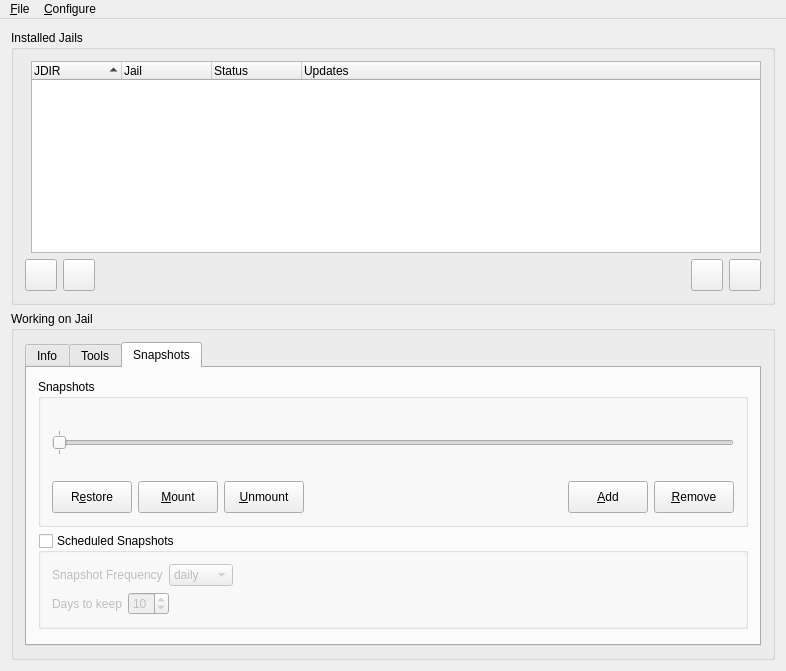
trueos/pcbsd, file src-qt4/warden-gui/dialogwarden.ui: the form before one commit.
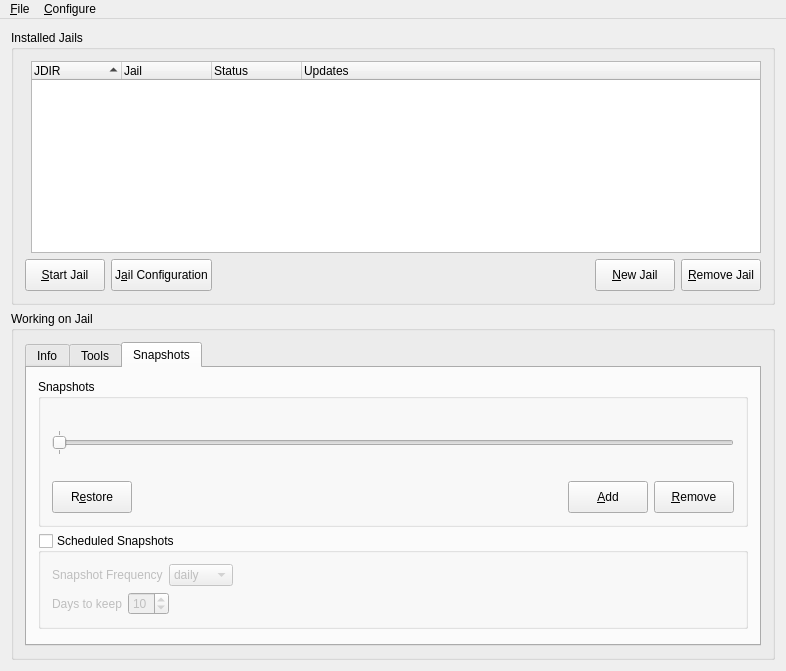
The form after the commit. The open tabs and pages were chosen to show the change. Icons and pictures are not drawn.

Commit message:
Update the warden GUI to use the new warden CLI flags for snapshot management.
While here, add the ability to "clone" a jail via GUI right-click menu as well.

Other general UI cleanup.

```diff
--- a/src-qt4/warden-gui/dialogwarden.ui
+++ b/src-qt4/warden-gui/dialogwarden.ui
@@ -531,58 +531,6 @@
                   </property>
                  </widget>
                 </item>
-                <item>
-                 <widget class="QPushButton" name="pushAddClone">
-                  <property name="minimumSize">
-                   <size>
-                    <width>32</width>
-                    <height>32</height>
-                   </size>
-                  </property>
-                  <property name="maximumSize">
-                   <size>
-                    <width>100</width>
-                    <height>32</height>
-                   </size>
-                  </property>
-                  <property name="toolTip">
-                   <string>Mount the snapshot</string>
-                  </property>
-                  <property name="text">
-                   <string>&amp;Mount</string>
-                  </property>
-                  <property name="icon">
-                   <iconset resource="warden.qrc">
-                    <normaloff>:/running.png</normaloff>:/running.png</iconset>
-                  </property>
-                 </widget>
-                </item>
-                <item>
-                 <widget class="QPushButton" name="pushRemoveClone">
-                  <property name="minimumSize">
-                   <size>
-                    <width>32</width>
-                    <height>32</height>
-                   </size>
-                  </property>
-                  <property name="maximumSize">
-                   <size>
-                    <width>100</width>
-                    <height>32</height>
-                   </size>
-                  </property>
-                  <property name="toolTip">
-                   <string>Unmount the snapshot</string>
-                  </property>
-                  <property name="text">
-                   <string>&amp;Unmount</string>
-                  </property>
-                  <property name="icon">
-                   <iconset resource="warden.qrc">
-                    <normaloff>:/stopped.png</normaloff>:/stopped.png</iconset>
-                  </property>
-                 </widget>
-                </item>
                 <item>
                  <spacer name="horizontalSpacer_11">
                   <property name="orientation">
@@ -857,7 +805,7 @@
            </property>
            <property name="maximumSize">
             <size>
-             <width>32</width>
+             <width>300</width>
              <height>32</height>
             </size>
            </property>
@@ -865,7 +813,7 @@
             <string>Start the selected jail</string>
            </property>
            <property name="text">
-            <string/>
+            <string>&amp;Start Jail</string>
            </property>
            <property name="icon">
             <iconset resource="warden.qrc">
@@ -898,7 +846,7 @@
            </property>
            <property name="maximumSize">
             <size>
-             <width>32</width>
+             <width>400</width>
              <height>32</height>
             </size>
            </property>
@@ -906,7 +854,7 @@
             <string>Configure the jail</string>
            </property>
            <property name="text">
-            <string/>
+            <string>J&amp;ail Configuration</string>
            </property>
            <property name="icon">
             <iconset resource="warden.qrc">
@@ -943,7 +891,7 @@
            </property>
            <property name="maximumSize">
             <size>
-             <width>32</width>
+             <width>300</width>
              <height>32</height>
             </size>
            </property>
@@ -951,7 +899,7 @@
             <string>Add a new Jail</string>
            </property>
            <property name="text">
-            <string/>
+            <string>&amp;New Jail</string>
            </property>
            <property name="icon">
             <iconset resource="warden.qrc">
@@ -975,7 +923,7 @@
            </property>
            <property name="maximumSize">
             <size>
-             <width>32</width>
+             <width>300</width>
              <height>32</height>
             </size>
            </property>
@@ -983,7 +931,7 @@
             <string>Remove the selected Jail</string>
            </property>
            <property name="text">
-            <string/>
+            <string>&amp;Remove Jail</string>
            </property>
            <property name="icon">
             <iconset resource="warden.qrc">
```
The commit also changes 2 other files.
